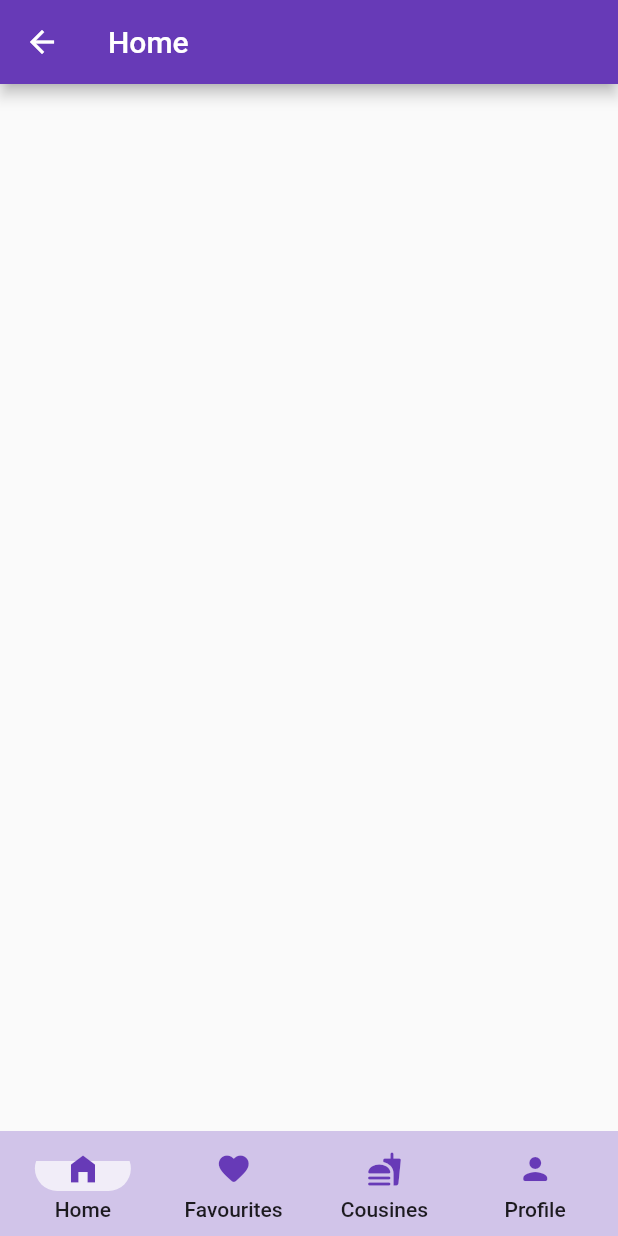
After one commit to Ar3mis22/FoodRecipeApp, a Flutter app: the Nav_bar screen opened directly, on a phone screen of 412 x 824 dp. The commit adds this screen. Run offline on Flutter 3.47's test engine with Material 2 defaults, Android fonts, the phone set to English and light mode, and no system bars; our stand-ins replace carousel_slider, form_field_validator, loading_animation_widget; missing offline and left inert: dart:ffi.

Commit message:
Bottom Nav Bar

```diff
--- /dev/null
+++ b/lib/cousines.dart
@@ -0,0 +1,20 @@
+import 'package:flutter/cupertino.dart';
+import 'package:flutter/material.dart';
+
+class Cousines extends StatelessWidget {
+  const Cousines({Key? key}) : super(key: key);
+
+  @override
+  Widget build(BuildContext context) {
+    return Scaffold(
+      appBar: AppBar(
+        backgroundColor: Colors.deepPurple,
+        title: Text("Cousines",
+          style: TextStyle(
+            color: Colors.white,
+          ),
+        ),
+      ),
+    );
+  }
+}
--- /dev/null
+++ b/lib/favourites.dart
@@ -0,0 +1,20 @@
+import 'package:flutter/cupertino.dart';
+import 'package:flutter/material.dart';
+
+class Favourites extends StatelessWidget {
+  const Favourites({Key? key}) : super(key: key);
+
+  @override
+  Widget build(BuildContext context) {
+    return Scaffold(
+        appBar: AppBar(
+          backgroundColor: Colors.deepPurple,
+          title: Text("Favourites",
+            style: TextStyle(
+              color: Colors.white,
+            ),
+          ),
+        ),
+    );
+  }
+}
--- /dev/null
+++ b/lib/home_pg.dart
@@ -0,0 +1,20 @@
+import 'package:flutter/cupertino.dart';
+import 'package:flutter/material.dart';
+
+class Home_page extends StatelessWidget {
+  const Home_page({Key? key}) : super(key: key);
+
+  @override
+  Widget build(BuildContext context) {
+    return Scaffold(
+      appBar: AppBar(
+        backgroundColor: Colors.deepPurple,
+        title: Text("Home",
+          style: TextStyle(
+            color: Colors.white,
+          ),
+        ),
+      ),
+    );
+  }
+}
--- a/lib/login_page.dart
+++ b/lib/login_page.dart
@@ -7,6 +7,7 @@ import 'package:carousel_slider/carousel_slider.dart';
 import 'package:login_ui/sign_up.dart';
 import 'package:login_ui/welcome_page.dart';
 import 'package:form_field_validator/form_field_validator.dart';
+import 'package:login_ui/nav_bar.dart';
 
 class LoginPage extends StatefulWidget {
   const LoginPage({Key? key}) : super(key: key);
@@ -23,7 +24,7 @@ class _LoginPageState extends State<LoginPage> {
  void validate()
  {
    if(formKey.currentState!.validate()){
-     Navigator.push(context, MaterialPageRoute(builder: (context)=> WelcomePge()));
+     Navigator.push(context, MaterialPageRoute(builder: (context)=> Nav_bar()));
    }
    else
      {
--- /dev/null
+++ b/lib/nav_bar.dart
@@ -0,0 +1,78 @@
+import 'package:flutter/cupertino.dart';
+import 'package:flutter/material.dart';
+import 'package:login_ui/cousines.dart';
+import 'package:login_ui/favourites.dart';
+import 'package:login_ui/home_pg.dart';
+import 'package:login_ui/welcome_page.dart';
+import 'package:login_ui/nav_bar.dart';
+
+class Nav_bar extends StatefulWidget {
+  const Nav_bar({Key? key}) : super(key: key);
+
+  @override
+  State<Nav_bar> createState() => _Nav_barState();
+}
+
+class _Nav_barState extends State<Nav_bar> {
+  int selectedindex=0;
+  List<Widget> _WidgetOptions = <Widget>
+  [
+    Home_page(),
+    Favourites(),
+    Cousines(),
+    WelcomePge(),
+  ];
+  void onItemTap(int index){
+    setState(() {
+      selectedindex = index;
+    });
+  }
+  @override
+  Widget build(BuildContext context) {
+    return Scaffold(
+
+      // appBar: AppBar(
+      //   backgroundColor: Colors.deepPurple,
+      //   title: Text("Home Page",
+      //     style: TextStyle(
+      //       color: Colors.white,
+      //     ),
+      //   ),
+      // ),
+      body: _WidgetOptions.elementAt(selectedindex),
+      bottomNavigationBar: Container(
+        color: Colors.deepPurple.shade100,
+        child: Padding(
+            padding: const EdgeInsets.symmetric(horizontal: 5.0, vertical: 20.0),
+            child:  NavigationBarTheme(
+              data: NavigationBarThemeData(
+                  indicatorColor: Colors.white70,
+                  height: 10.0,
+                  labelTextStyle: MaterialStateProperty.all(
+                    TextStyle(fontSize: 14,fontWeight: FontWeight.w500),
+                  )
+              ),
+              child: NavigationBar(
+                height: 30,
+                backgroundColor: Colors.deepPurple[100],
+                selectedIndex: selectedindex,
+                onDestinationSelected: onItemTap,
+                destinations: [
+                  NavigationDestination(icon: Icon(Icons.home_filled,color: Colors.deepPurple,), label: 'Home',),
+                  NavigationDestination(icon: Icon(Icons.favorite_rounded,color: Colors.deepPurple,), label: 'Favourites'),
+                  NavigationDestination(icon: Icon(Icons.fastfood_rounded,color: Colors.deepPurple,), label: 'Cousines'),
+                  NavigationDestination(icon: Icon(Icons.person_rounded,color: Colors.deepPurple,), label: 'Profile'),
+                ],
+
+
+
+              ),
+            )
+
+        ),
+      ),
+    );
+
+  }
+
+}
--- a/lib/welcome_page.dart
+++ b/lib/welcome_page.dart
@@ -12,9 +12,11 @@ class _WelcomePgeState extends State<WelcomePge> {
   @override
   Widget build(BuildContext context) {
     return Scaffold(
+      //resizeToAvoidBottomInset: false,
       backgroundColor: Colors.blueGrey[100],
        body:
-        Column(
+        SingleChildScrollView(
+          child: Column(
             children: [
               Stack(
                 clipBehavior: Clip.none,
@@ -119,6 +121,7 @@ class _WelcomePgeState extends State<WelcomePge> {
 
             ],
           ),
+        ),
 
 
     );
--- a/pubspec.yaml
+++ b/pubspec.yaml
@@ -38,6 +38,7 @@ dependencies:
   email_validator: ^2.0.1
   form_field_validator: ^1.1.0
   loading_animation_widget:
+  google_nav_bar: ^5.0.6
 
 dev_dependencies:
   flutter_test:
```
Also changed, not shown: pubspec.lock. Lines whose indentation alone changed are shown as unchanged.
